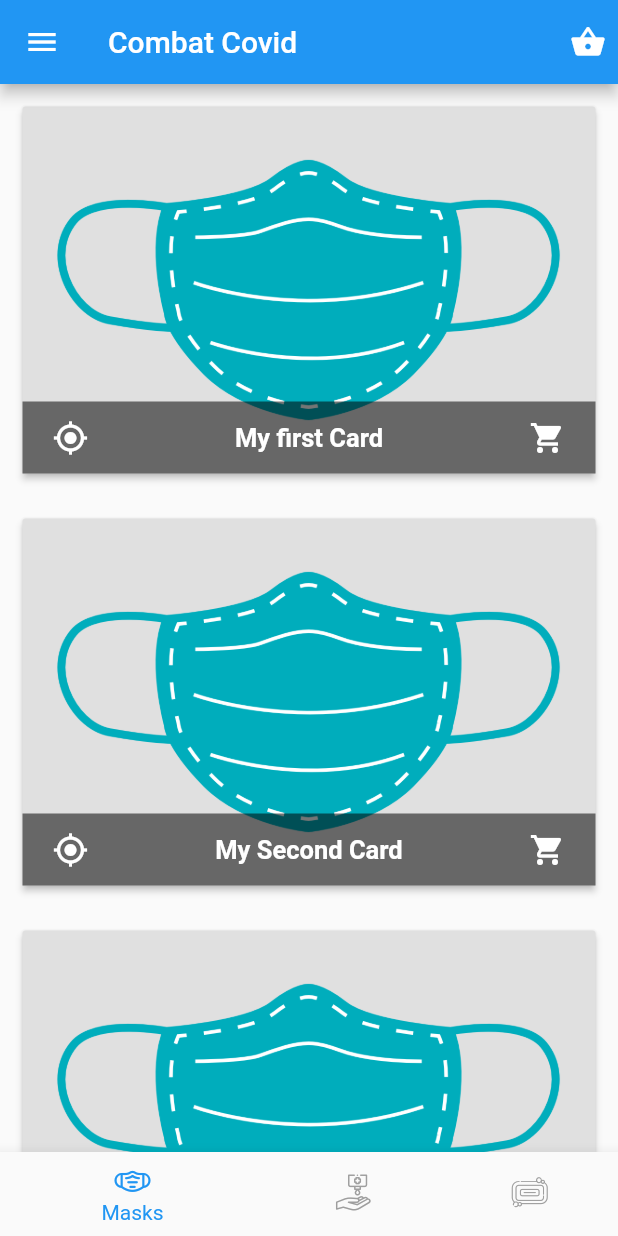
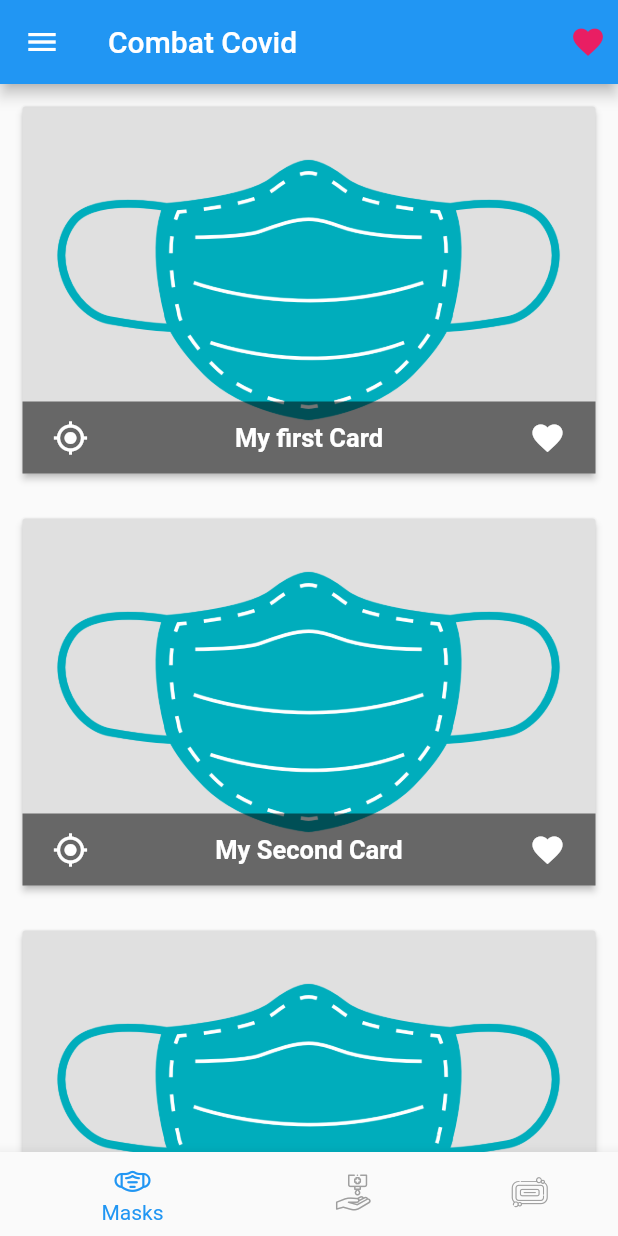
Before and after one commit to KharYusuf/Combat-Covid, a Flutter app: the screen it shows after launch, on a phone screen of 412 x 824 dp. Run offline on Flutter 3.47's test engine with Material 2 defaults, Android fonts, the phone set to English and light mode, and no system bars; our stand-ins replace charts_flutter; missing offline and left inert: flutter_statusbarcolor.

Commit message:
Added a toggleable fav icon

```diff
--- a/lib/main.dart
+++ b/lib/main.dart
@@ -85,7 +85,10 @@ class _MyHomePageState extends State<MyHomePage> {
         actions: <Widget>[
           IconButton(
             alignment: Alignment.centerRight,
-            icon: Icon(Icons.shopping_basket),
+            icon: Icon(
+              Icons.favorite,
+              color: Colors.pink,
+            ),
             onPressed: () {},
           ),
         ],
--- a/lib/myCard.dart
+++ b/lib/myCard.dart
@@ -1,9 +1,17 @@
 import 'package:flutter/material.dart';
 
-class MyCard extends StatelessWidget {
+class MyCard extends StatefulWidget {
   final String img;
   final String text;
+
   MyCard(this.img, this.text);
+
+  @override
+  _MyCardState createState() => _MyCardState();
+}
+
+class _MyCardState extends State<MyCard> {
+  Color color = Colors.white;
 
   @override
   Widget build(BuildContext context) {
@@ -13,11 +21,11 @@ class MyCard extends StatelessWidget {
         splashColor: Theme.of(context).primaryColor,
         padding: EdgeInsets.all(0.0),
         onPressed: () {
-          print(text);
+          print(widget.text);
         },
         child: GridTile(
           child: Image.asset(
-            img,
+            widget.img,
             fit: BoxFit.fitWidth,
           ),
           footer: GridTileBar(
@@ -27,11 +35,21 @@ class MyCard extends StatelessWidget {
             ),
             backgroundColor: Colors.black54,
             trailing: IconButton(
-              icon: Icon(Icons.shopping_cart),
-              onPressed: () {},
+              icon: Icon(Icons.favorite),
+              color: color,
+              onPressed: () {
+                setState(
+                  () {
+                    if (color == Colors.white)
+                      color = Colors.pink;
+                    else
+                      color = Colors.white;
+                  },
+                );
+              },
             ),
             title: Text(
-              text,
+              widget.text,
               textAlign: TextAlign.center,
               style: new TextStyle(fontSize: 17.0, fontWeight: FontWeight.bold),
             ),
```
